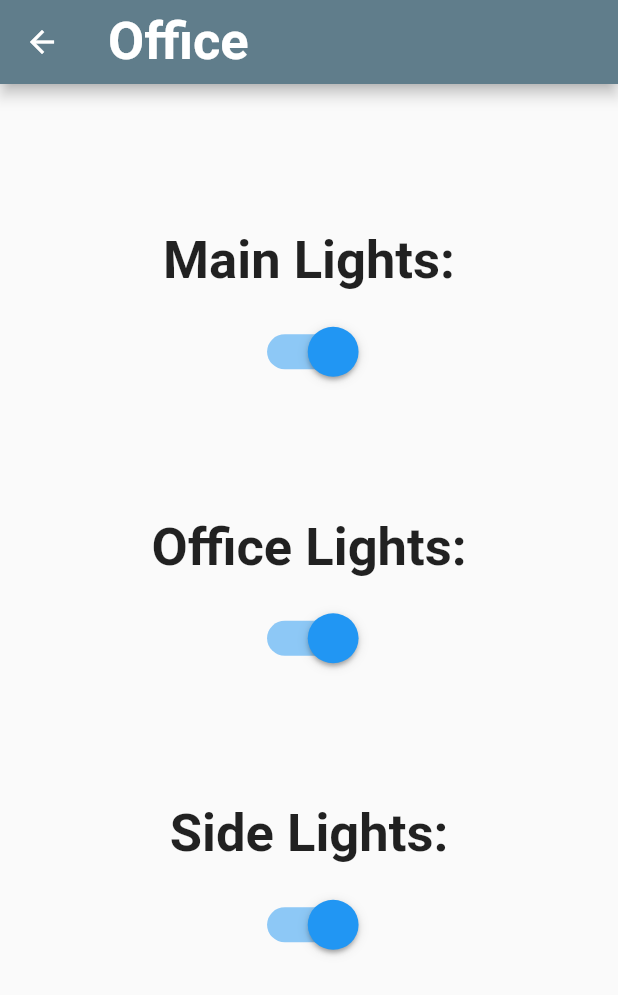
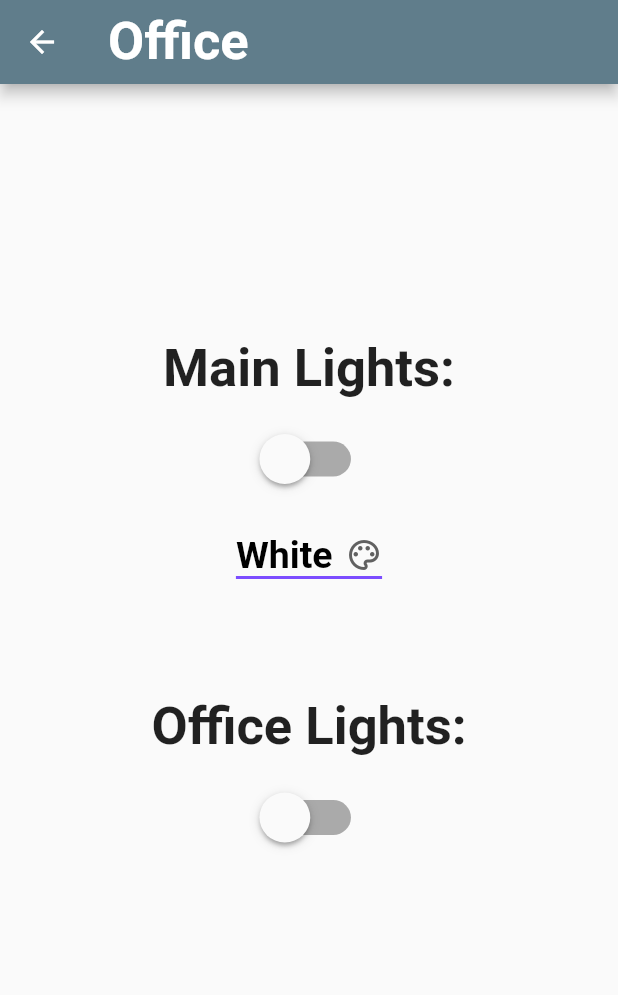
Before and after one commit to AnthonyValenti/Capstone_MobileApp, a Flutter app: the OfficePage screen opened directly, on a phone screen of 412 x 824 dp. Shown: the top 995 px of the screen. Run offline on Flutter 3.47's test engine with Material 2 defaults, Android fonts, the phone set to English and light mode, and no system bars; our stand-ins replace cloud_firestore, firebase_auth, firebase_core, flutter_colorpicker, flutter_signin_button, google_maps_flutter and 3 more; missing offline and left inert: flutter_polyline_points; accounts and stored records are empty.

Commit message:
Added color picker

```diff
--- a/lib/pages/office_page.dart
+++ b/lib/pages/office_page.dart
@@ -1,5 +1,8 @@
 import 'package:flutter/material.dart';
 import 'package:flutter/services.dart';
+import 'package:flutter_colorpicker/flutter_colorpicker.dart';
+
+const List<String> colorList = <String>['White', 'Blue', 'Red', 'Purple'];
 
 class OfficePage extends StatelessWidget {
   const OfficePage({super.key});
@@ -30,13 +33,20 @@ class SwitchExample extends StatefulWidget {
 }
 
 class _SwitchExampleState extends State<SwitchExample> {
-  bool light1 = true;
-  bool light2 = true;
-  bool light3 = true;
+  bool light1 = false;
+  bool light2 = false;
+  bool light3 = false;
+  String selectedColor = colorList.first;
+  Color selectedC = Colors.white;
+  Map<String, dynamic> selectedColorRBG = {
+    "r": 255,
+    "g": 0,
+    "b": 0,
+  };
 
   static const platform1 = MethodChannel('capstone.flutter.lights.on');
   static const platform2 = MethodChannel('capstone.flutter.lights.off');
-
+  static const platform3 = MethodChannel('capstone.flutter.lights.color');
   Future<void> lightsOn() async {
     try {
       await platform1.invokeMethod('lightsOn');
@@ -48,6 +58,14 @@ class _SwitchExampleState extends State<SwitchExample> {
   Future<void> lightsOff() async {
     try {
       await platform2.invokeMethod('lightsOff');
+    } on PlatformException catch (e) {
+      print(e);
+    }
+  }
+
+  Future<void> changeColor() async {
+    try {
+      await platform3.invokeMethod('changeColor', selectedColorRBG);
     } on PlatformException catch (e) {
       print(e);
     }
@@ -80,8 +98,56 @@ class _SwitchExampleState extends State<SwitchExample> {
                       setState(() {
                         light1 = value;
                       });
+                      if (light1 == true) {
+                        lightsOn();
+                      }
+                      if (light1 == false) {
+                        lightsOff();
+                      }
                     },
                   ))),
+          DropdownButton<String>(
+            value: selectedColor,
+            icon: const Icon(Icons.palette_outlined),
+            style: const TextStyle(
+              fontSize: 25,
+              fontWeight: FontWeight.bold,
+              color: Colors.black,
+            ),
+            underline: Container(
+              height: 2,
+              color: Colors.deepPurpleAccent,
+            ),
+            onChanged: (String? value) {
+              setState(() {
+                selectedColor = value!;
+                if (selectedColor == "White") {
+                  selectedC = Colors.white;
+                }
+                if (selectedColor == "Blue") {
+                  selectedC = Colors.blue;
+                }
+                if (selectedColor == "Purple") {
+                  selectedC = Colors.purple;
+                }
+                if (selectedColor == "Red") {
+                  selectedC = Colors.red;
+                }
+                selectedColorRBG = {
+                  "r": selectedC.red,
+                  "g": selectedC.green,
+                  "b": selectedC.blue,
+                };
+                changeColor();
+              });
+            },
+            items: colorList.map<DropdownMenuItem<String>>((String value) {
+              return DropdownMenuItem<String>(
+                value: value,
+                child: Text(value),
+              );
+            }).toList(),
+          ),
           const SizedBox(height: 70),
           const Text(
             "Office Lights:",
@@ -107,36 +173,6 @@ class _SwitchExampleState extends State<SwitchExample> {
                     },
                   ))),
           const SizedBox(height: 70),
-          const Text(
-            "Side Lights:",
-            style: TextStyle(
-              fontSize: 35,
-              fontWeight: FontWeight.bold,
-            ),
-          ),
-          SizedBox(
-              width: 100,
-              height: 80,
-              child: FittedBox(
-                  fit: BoxFit.fill,
-                  child: Switch(
-                    // This bool value toggles the switch.
-                    value: light3,
-                    activeColor: Colors.blue,
-                    onChanged: (bool value) {
-                      // This is called when the user toggles the switch.
-                      setState(() {
-                        light3 = value;
-                      });
-                      if (light3 == true) {
-                        lightsOn();
-                      }
-                      if (light3 == false) {
-                        lightsOff();
-                      }
-                    },
-                  ))),
-          const SizedBox(height: 70),
         ],
       ),
     );
--- a/pubspec.yaml
+++ b/pubspec.yaml
@@ -36,7 +36,6 @@ dependencies:
   dio: ^4.0.0
   flutter_polyline_points: ^1.0.0
   google_maps_flutter: ^2.0.2
-
   geolocator: ^9.0.2
 
 
@@ -49,6 +48,7 @@ dependencies:
   flutter_signin_button: ^2.0.0
   syncfusion_flutter_calendar: ^20.4.49
   cloud_firestore: ^4.3.2
+  flutter_colorpicker: ^1.0.3
 
 
 
```
Also changed, not shown: pubspec.lock, 1 other file.
